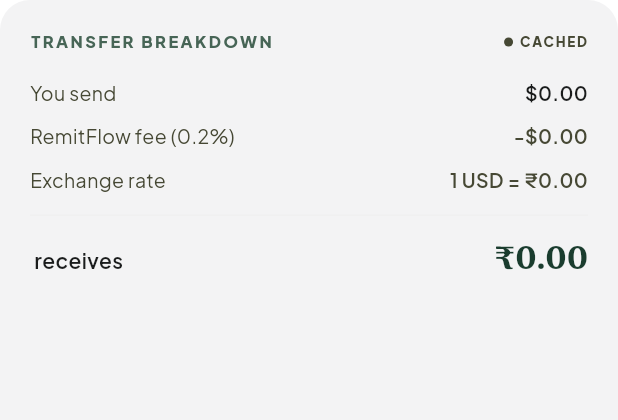
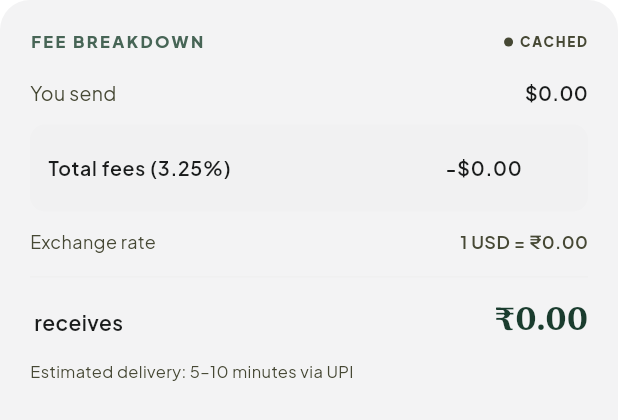
Before and after one commit to PriyanshuSingh9/remitflow, a Flutter app: the _ConversionCard widget shown alone on an empty page, opened directly with empty values, on a phone screen of 412 x 824 dp. Shown: the top 420 px of the screen. Run offline on Flutter 3.47's test engine with Material 3 defaults, Android fonts, the phone set to English and light mode, and no system bars; our stand-ins replace flutter_secure_storage, font_awesome_flutter, google_fonts, google_sign_in; missing offline and left inert: web3dart; accounts and stored records are empty; network calls fail.

Commit message:
send money ui completed

```diff
--- a/mobile/lib/screens/send_money_screen.dart
+++ b/mobile/lib/screens/send_money_screen.dart
@@ -7,8 +7,9 @@ import '../services/app_data_service.dart';
 import '../services/exchange_rate_service.dart';
 import '../theme/app_theme.dart';
 
-/// Step 2 of the transfer flow — enter USD amount, see INR conversion + fees,
-/// then confirm and send. No wallet balance shown — we debit the user's bank.
+/// Step 2 of the transfer flow — enter USD amount, see full fee breakdown
+/// (Transak on-ramp + Polygon gas + OnMeta off-ramp + RemitFlow platform fee),
+/// and send. No wallet balance shown.
 class SendMoneyScreen extends StatefulWidget {
   const SendMoneyScreen({super.key, required this.recipient});
 
@@ -19,16 +20,27 @@ class SendMoneyScreen extends StatefulWidget {
 }
 
 class _SendMoneyScreenState extends State<SendMoneyScreen> {
-  final TextEditingController _amountController = TextEditingController(
-    text: '',
-  );
+  final TextEditingController _amountController = TextEditingController();
 
-  double _exchangeRate = 83.42; // fallback
+  double _exchangeRate = 83.42;
   bool _rateLoading = true;
   bool _isLiveRate = false;
 
-  // ── Fee model (same as home_screen: deterministic SWIFT comparison) ──
-  static const double _remitflowFeeFrac = 0.002; // 0.2 %
+  // ── Real fee structure (matches backend feeUsd = amountUsd * 0.025) ─────
+  //
+  // | Component         | Rate  | Provider  | Notes                      |
+  // |-------------------|-------|-----------|----------------------------|
+  // | On-ramp           | 1.50% | Transak   | USD → USDC card purchase   |
+  // | Polygon gas       | fixed | Polygon   | Near-zero on PoS, ~$0.01   |
+  // | Off-ramp          | 1.50% | OnMeta    | USDC → INR bank credit     |
+  // | Platform          | 0.25% | RemitFlow | Our margin                 |
+  // | Total percentage  | 3.25% |           |                            |
+  //
+  static const double _transakRate   = 0.015;   // 1.50 %
+  static const double _gasFlat       = 0.01;    // $0.01 flat
+  static const double _onmetaRate    = 0.015;   // 1.50 %
+  static const double _remitflowRate = 0.0025;  // 0.25 %
+  // Sum of percentage fees = 3.25 % (display; backend uses 0.025 factor)
 
   @override
   void initState() {
@@ -61,31 +73,27 @@ class _SendMoneyScreenState extends State<SendMoneyScreen> {
   double get _sendAmount =>
       double.tryParse(_amountController.text.trim()) ?? 0;
 
-  /// After our 0.2 % service fee
-  double get _feeUsd => _sendAmount * _remitflowFeeFrac;
+  double get _transakFee   => _sendAmount * _transakRate;
+  double get _onmetaFee    => _sendAmount * _onmetaRate;
+  double get _remitflowFee => _sendAmount * _remitflowRate;
+  double get _totalFeeUsd  => _transakFee + _onmetaFee + _remitflowFee + _gasFlat;
 
-  /// What the receiver actually gets in USD (after our fee)
-  double get _receivedUsd => _sendAmount - _feeUsd;
-
-  /// Converted to INR at mid-market
-  double get _receivedInr => _receivedUsd * _exchangeRate;
+  /// What the receiver gets in USD (after all % fees; gas is protocol-level)
+  double get _receivedUsd  => _sendAmount * (1 - _transakRate - _onmetaRate - _remitflowRate);
+  double get _receivedInr  => _receivedUsd * _exchangeRate;
 
   bool get _canSubmit =>
-      _sendAmount > 0 &&
-      !AppDataService().isTransferSubmitting;
+      _sendAmount > 0 && !AppDataService().isTransferSubmitting;
 
   Future<void> _submitTransfer() async {
     final appData = AppDataService();
     try {
-      final receipt = await appData.submitTransfer(
+      await appData.submitTransfer(
         recipientId: widget.recipient.id,
         amountUsd: _sendAmount,
       );
       if (!mounted) return;
-
-      // Pop back to home (pop both this and the recipient screen)
-      Navigator.of(context).popUntil((route) => route.isFirst);
-
+      Navigator.of(context).popUntil((r) => r.isFirst);
       ScaffoldMessenger.of(context).showSnackBar(
         SnackBar(
           content: Text(
@@ -99,9 +107,7 @@ class _SendMoneyScreenState extends State<SendMoneyScreen> {
       if (!mounted) return;
       ScaffoldMessenger.of(context).showSnackBar(
         SnackBar(
-          content: Text(
-            appData.transferErrorMessage ?? 'Transfer failed.',
-          ),
+          content: Text(appData.transferErrorMessage ?? 'Transfer failed.'),
           behavior: SnackBarBehavior.floating,
         ),
       );
@@ -110,14 +116,13 @@ class _SendMoneyScreenState extends State<SendMoneyScreen> {
 
   @override
   Widget build(BuildContext context) {
-    final appData = AppDataService();
     final recipient = widget.recipient;
     final initial = recipient.preferredName.isNotEmpty
         ? recipient.preferredName[0].toUpperCase()
         : 'R';
 
     return ListenableBuilder(
-      listenable: appData,
+      listenable: AppDataService(),
       builder: (context, _) {
         return Scaffold(
           backgroundColor: AppTheme.surfaceContainerLowest,
@@ -125,11 +130,8 @@ class _SendMoneyScreenState extends State<SendMoneyScreen> {
             backgroundColor: Colors.transparent,
             elevation: 0,
             leading: IconButton(
-              icon: const Icon(
-                Icons.arrow_back_ios_new_rounded,
-                color: AppTheme.onSurface,
-                size: 20,
-              ),
+              icon: const Icon(Icons.arrow_back_ios_new_rounded,
+                  color: AppTheme.onSurface, size: 20),
               onPressed: () => Navigator.pop(context),
             ),
             title: Text(
@@ -148,21 +150,14 @@ class _SendMoneyScreenState extends State<SendMoneyScreen> {
                 Expanded(
                   child: SingleChildScrollView(
                     padding: const EdgeInsets.symmetric(
-                      horizontal: 24,
-                      vertical: 16,
-                    ),
+                        horizontal: 24, vertical: 16),
                     child: Column(
                       children: [
-                        // ── Recipient badge ──────────────────────────
                         const SizedBox(height: 16),
-                        _RecipientBadge(
-                          recipient: recipient,
-                          initial: initial,
-                        ),
-
+                        _RecipientBadge(recipient: recipient, initial: initial),
                         const SizedBox(height: 40),
 
-                        // ── Amount input ─────────────────────────────
+                        // ── Amount input ────────────────────────────
                         Row(
                           mainAxisSize: MainAxisSize.min,
                           crossAxisAlignment: CrossAxisAlignment.baseline,
@@ -182,8 +177,7 @@ class _SendMoneyScreenState extends State<SendMoneyScreen> {
                                 controller: _amountController,
                                 keyboardType:
                                     const TextInputType.numberWithOptions(
-                                      decimal: true,
-                                    ),
+                                        decimal: true),
                                 style: GoogleFonts.newsreader(
                                   fontSize: 56,
                                   fontWeight: FontWeight.w400,
@@ -206,12 +200,14 @@ class _SendMoneyScreenState extends State<SendMoneyScreen> {
 
                         const SizedBox(height: 32),
 
-                        // ── Conversion breakdown card ────────────────
                         if (_sendAmount > 0)
                           _ConversionCard(
                             sendAmountUsd: _sendAmount,
-                            feeUsd: _feeUsd,
-                            receivedUsd: _receivedUsd,
+                            transakFee: _transakFee,
+                            onmetaFee: _onmetaFee,
+                            remitflowFee: _remitflowFee,
+                            gasFlat: _gasFlat,
+                            totalFeeUsd: _totalFeeUsd,
                             receivedInr: _receivedInr,
                             exchangeRate: _exchangeRate,
                             isLiveRate: _isLiveRate,
@@ -232,24 +228,21 @@ class _SendMoneyScreenState extends State<SendMoneyScreen> {
                       onPressed: _canSubmit ? _submitTransfer : null,
                       style: ElevatedButton.styleFrom(
                         backgroundColor: AppTheme.primaryContainer,
-                        disabledBackgroundColor:
-                            AppTheme.surfaceContainerHigh,
+                        disabledBackgroundColor: AppTheme.surfaceContainerHigh,
                         padding: const EdgeInsets.symmetric(vertical: 18),
                         shape: RoundedRectangleBorder(
-                          borderRadius: BorderRadius.circular(9999),
+                            borderRadius: BorderRadius.circular(9999)),
+                        elevation: _canSubmit ? 8 : 0,
+                        shadowColor: AppTheme.primaryContainer
+                            .withValues(alpha: 0.4),
                       ),
-                        elevation: _canSubmit ? 8 : 0,
-                        shadowColor:
-                            AppTheme.primaryContainer.withValues(alpha: 0.4),
-                      ),
-                      child: appData.isTransferSubmitting
+                      child: AppDataService().isTransferSubmitting
                           ? const SizedBox(
                               width: 20,
                               height: 20,
                               child: CircularProgressIndicator(
                                   strokeWidth: 2,
-                                color: Color(0xFF1A1C1C),
-                              ),
+                                  color: Color(0xFF1A1C1C)),
                             )
                           : Text(
                               'SEND MONEY',
@@ -258,9 +251,8 @@ class _SendMoneyScreenState extends State<SendMoneyScreen> {
                                 fontWeight: FontWeight.w800,
                                 color: _canSubmit
                                     ? const Color(0xFF1A1C1C)
-                                    : AppTheme.onSurfaceVariant.withValues(
-                                        alpha: 0.5,
-                                      ),
+                                    : AppTheme.onSurfaceVariant
+                                        .withValues(alpha: 0.5),
                                 letterSpacing: 2,
                               ),
                             ),
@@ -277,14 +269,11 @@ class _SendMoneyScreenState extends State<SendMoneyScreen> {
 }
 
 // ═══════════════════════════════════════════════════════════════════════
-// RECIPIENT BADGE — Small centered card showing who you're sending to
+// RECIPIENT BADGE
 // ═══════════════════════════════════════════════════════════════════════
 
 class _RecipientBadge extends StatelessWidget {
-  const _RecipientBadge({
-    required this.recipient,
-    required this.initial,
-  });
+  const _RecipientBadge({required this.recipient, required this.initial});
 
   final RecipientSummary recipient;
   final String initial;
@@ -293,7 +282,6 @@ class _RecipientBadge extends StatelessWidget {
   Widget build(BuildContext context) {
     return Column(
       children: [
-        // Avatar
         CircleAvatar(
           radius: 32,
           backgroundColor: AppTheme.surfaceContainer,
@@ -301,47 +289,40 @@ class _RecipientBadge extends StatelessWidget {
               ? NetworkImage(recipient.photoUrl!)
               : null,
           child: recipient.photoUrl == null
-              ? Text(
-                  initial,
+              ? Text(initial,
                   style: GoogleFonts.plusJakartaSans(
                       fontSize: 22,
                       fontWeight: FontWeight.w700,
-                    color: AppTheme.vaultGreen,
-                  ),
-                )
+                      color: AppTheme.vaultGreen))
               : null,
         ),
         const SizedBox(height: 12),
-        Text(
-          recipient.preferredName,
+        Text(recipient.preferredName,
             style: GoogleFonts.plusJakartaSans(
                 fontSize: 17,
                 fontWeight: FontWeight.w700,
-            color: AppTheme.onSurface,
-          ),
-        ),
+                color: AppTheme.onSurface)),
         const SizedBox(height: 4),
-        Text(
-          recipient.email,
+        Text(recipient.email,
             style: GoogleFonts.plusJakartaSans(
-            fontSize: 13,
-            color: AppTheme.onSurfaceVariant,
-          ),
-        ),
+                fontSize: 13, color: AppTheme.onSurfaceVariant)),
       ],
     );
   }
 }
 
 // ═══════════════════════════════════════════════════════════════════════
-// CONVERSION CARD — fee breakdown + INR the receiver gets
+// CONVERSION CARD — full 4-component fee breakdown
 // ═══════════════════════════════════════════════════════════════════════
 
 class _ConversionCard extends StatelessWidget {
   const _ConversionCard({
     required this.sendAmountUsd,
-    required this.feeUsd,
-    required this.receivedUsd,
+    required this.transakFee,
+    required this.onmetaFee,
+    required this.remitflowFee,
+    required this.gasFlat,
+    required this.totalFeeUsd,
     required this.receivedInr,
     required this.exchangeRate,
     required this.isLiveRate,
@@ -350,8 +331,11 @@ class _ConversionCard extends StatelessWidget {
   });
 
   final double sendAmountUsd;
-  final double feeUsd;
-  final double receivedUsd;
+  final double transakFee;
+  final double onmetaFee;
+  final double remitflowFee;
+  final double gasFlat;
+  final double totalFeeUsd;
   final double receivedInr;
   final double exchangeRate;
   final bool isLiveRate;
@@ -372,11 +356,11 @@ class _ConversionCard extends StatelessWidget {
       child: Column(
         crossAxisAlignment: CrossAxisAlignment.start,
         children: [
-          // Header
+          // Header row
           Row(
             children: [
               Text(
-                'TRANSFER BREAKDOWN',
+                'FEE BREAKDOWN',
                 style: GoogleFonts.plusJakartaSans(
                   fontSize: 11,
                   fontWeight: FontWeight.w800,
@@ -385,75 +369,113 @@ class _ConversionCard extends StatelessWidget {
                 ),
               ),
               const Spacer(),
-              // Live / Cached indicator
               if (!rateLoading)
-                Row(
-                  mainAxisSize: MainAxisSize.min,
-                  children: [
-                    Container(
-                      width: 6,
-                      height: 6,
-                      decoration: BoxDecoration(
-                        color: isLiveRate
-                            ? AppTheme.vaultGreen
-                            : AppTheme.onSurfaceVariant,
-                        shape: BoxShape.circle,
-                      ),
-                    ),
-                    const SizedBox(width: 4),
-                    Text(
-                      isLiveRate ? 'LIVE' : 'CACHED',
-                      style: GoogleFonts.plusJakartaSans(
-                        fontSize: 9,
-                        fontWeight: FontWeight.w800,
-                        color: isLiveRate
-                            ? AppTheme.vaultGreen
-                            : AppTheme.onSurfaceVariant,
-                        letterSpacing: 1.2,
-                      ),
-                    ),
-                  ],
-                ),
+                _RateChip(isLive: isLiveRate),
             ],
           ),
 
           const SizedBox(height: 16),
 
-          // Row 1: You send
-          _breakdownRow(
-            label: 'You send',
-            value: '\$${sendAmountUsd.toStringAsFixed(2)}',
+          // You send
+          _Row(label: 'You send',
+               value: '\$${sendAmountUsd.toStringAsFixed(2)}'),
+
+          const SizedBox(height: 12),
+
+          // Collapsible fee breakdown
+          Theme(
+            data: Theme.of(context).copyWith(
+              dividerColor: Colors.transparent,
+              splashColor: Colors.transparent,
+              highlightColor: Colors.transparent,
+            ),
+            child: Container(
+              decoration: BoxDecoration(
+                color: AppTheme.surfaceContainer.withValues(alpha: 0.4),
+                borderRadius: BorderRadius.circular(10),
+              ),
+              child: ExpansionTile(
+                tilePadding: const EdgeInsets.symmetric(horizontal: 12, vertical: 0),
+                childrenPadding: const EdgeInsets.fromLTRB(12, 0, 12, 12),
+                title: Row(
+                  mainAxisAlignment: MainAxisAlignment.spaceBetween,
+                  children: [
+                    Text(
+                      'Total fees (3.25%)',
+                      style: GoogleFonts.plusJakartaSans(
+                        fontSize: 13,
+                        fontWeight: FontWeight.w600,
+                        color: AppTheme.onSurface,
+                      ),
+                    ),
+                    Text(
+                      '-\$${totalFeeUsd.toStringAsFixed(2)}',
+                      style: GoogleFonts.plusJakartaSans(
+                        fontSize: 13,
+                        fontWeight: FontWeight.w600,
+                        color: AppTheme.onSurface,
+                      ),
+                    ),
+                  ],
+                ),
+                trailing: const SizedBox.shrink(),
+                iconColor: AppTheme.onSurfaceVariant,
+                collapsedIconColor: AppTheme.onSurfaceVariant,
+                children: [
+                  Divider(height: 1, color: AppTheme.surfaceContainer.withValues(alpha: 0.8)),
+                  const SizedBox(height: 10),
+                  _Row(
+                    label: 'On-ramp fee (Transak, 1.5%)',
+                    value: '-\$${transakFee.toStringAsFixed(2)}',
+                    valueColor: AppTheme.onSurfaceVariant,
+                    isSmall: true,
+                  ),
+                  const SizedBox(height: 8),
+                  _Row(
+                    label: 'Polygon network gas',
+                    value: '~\$${gasFlat.toStringAsFixed(2)}',
+                    valueColor: AppTheme.onSurfaceVariant,
+                    isSmall: true,
+                  ),
+                  const SizedBox(height: 8),
+                  _Row(
+                    label: 'Off-ramp fee (OnMeta, 1.5%)',
+                    value: '-\$${onmetaFee.toStringAsFixed(2)}',
+                    valueColor: AppTheme.onSurfaceVariant,
+                    isSmall: true,
+                  ),
+                  const SizedBox(height: 8),
+                  _Row(
+                    label: 'RemitFlow platform (0.25%)',
+                    value: '-\$${remitflowFee.toStringAsFixed(2)}',
+                    valueColor: AppTheme.onSurfaceVariant,
+                    isSmall: true,
+                  ),
+                ],
+              ),
+            ),
           ),
 
-          const SizedBox(height: 10),
+          const SizedBox(height: 12),
 
-          // Row 2: Our fee
-          _breakdownRow(
-            label: 'RemitFlow fee (0.2%)',
-            value: '-\$${feeUsd.toStringAsFixed(2)}',
-            valueColor: AppTheme.onSurfaceVariant,
-          ),
-
-          const SizedBox(height: 10),
-
-          // Row 3: Exchange rate
-          _breakdownRow(
+          // Exchange rate
+          _Row(
             label: 'Exchange rate',
             value: rateLoading
                 ? '...'
                 : '1 USD = ₹${exchangeRate.toStringAsFixed(2)}',
             valueColor: AppTheme.onSurfaceVariant,
+            isSmall: true,
           ),
 
           Padding(
             padding: const EdgeInsets.symmetric(vertical: 14),
             child: Divider(
-              color: AppTheme.surfaceContainer.withValues(alpha: 0.6),
                 height: 1,
-            ),
+                color: AppTheme.surfaceContainer.withValues(alpha: 0.6)),
           ),
 
-          // Row 4: Receiver gets (INR) — the hero number
+          // Receiver gets — hero number
           Row(
             mainAxisAlignment: MainAxisAlignment.spaceBetween,
             children: [
@@ -472,10 +494,7 @@ class _ConversionCard extends StatelessWidget {
                       width: 16,
                       height: 16,
                       child: CircularProgressIndicator(
-                        strokeWidth: 2,
-                        color: AppTheme.vaultGreen,
-                      ),
-                    )
+                          strokeWidth: 2, color: AppTheme.vaultGreen))
                   : Text(
                       '₹${inrFmt.format(receivedInr)}',
                       style: GoogleFonts.newsreader(
@@ -486,34 +505,77 @@ class _ConversionCard extends StatelessWidget {
                     ),
             ],
           ),
+
+          const SizedBox(height: 10),
+          Text(
+            'Estimated delivery: 5–10 minutes via UPI',
+            style: GoogleFonts.plusJakartaSans(
+                fontSize: 11, color: AppTheme.onSurfaceVariant),
+          ),
         ],
       ),
     );
   }
+}
 
-  Widget _breakdownRow({
-    required String label,
-    required String value,
-    Color? valueColor,
-  }) {
+class _RateChip extends StatelessWidget {
+  const _RateChip({required this.isLive});
+  final bool isLive;
+
+  @override
+  Widget build(BuildContext context) {
+    return Row(mainAxisSize: MainAxisSize.min, children: [
+      Container(
+        width: 6,
+        height: 6,
+        decoration: BoxDecoration(
+          color: isLive ? AppTheme.vaultGreen : AppTheme.onSurfaceVariant,
+          shape: BoxShape.circle,
+        ),
+      ),
+      const SizedBox(width: 4),
+      Text(
+        isLive ? 'LIVE' : 'CACHED',
+        style: GoogleFonts.plusJakartaSans(
+          fontSize: 9,
+          fontWeight: FontWeight.w800,
+          color: isLive ? AppTheme.vaultGreen : AppTheme.onSurfaceVariant,
+          letterSpacing: 1.2,
+        ),
+      ),
+    ]);
+  }
+}
+
+class _Row extends StatelessWidget {
+  const _Row({
+    required this.label,
+    required this.value,
+    this.valueColor,
+    this.isSmall = false,
+  });
+
+  final String label;
+  final String value;
+  final Color? valueColor;
+  final bool isSmall;
+
+  @override
+  Widget build(BuildContext context) {
+    final sz = isSmall ? 12.0 : 13.0;
     return Row(
       mainAxisAlignment: MainAxisAlignment.spaceBetween,
       children: [
-        Text(
-          label,
+        Expanded(
+          child: Text(label,
               style: GoogleFonts.plusJakartaSans(
-            fontSize: 13,
-            color: AppTheme.onSurfaceVariant,
+                  fontSize: sz, color: AppTheme.onSurfaceVariant)),
         ),
-        ),
-        Text(
-          value,
+        Text(value,
             style: GoogleFonts.plusJakartaSans(
-            fontSize: 13,
+                fontSize: sz,
                 fontWeight: FontWeight.w600,
-            color: valueColor ?? AppTheme.onSurface,
-          ),
-        ),
+                color: valueColor ?? AppTheme.onSurface)),
       ],
     );
   }
```
Also changed, not shown: mobile/lib/screens/home_screen.dart (+59 -19 lines), 1 other file. Lines whose indentation alone changed are shown as unchanged.
